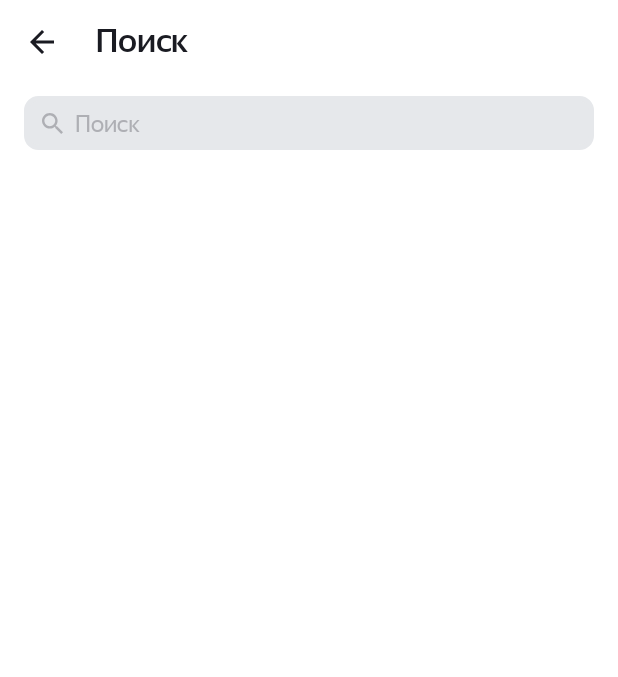
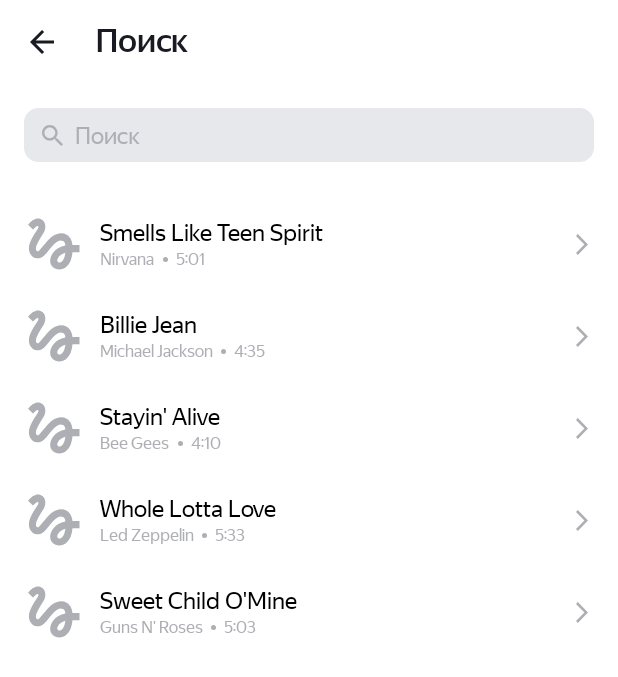
Before and after one commit to VladaKuzmich/PlaylistMaker, an Android app: the SearchActivity screen opened directly, with no data from a screen before it, on a phone screen of 412 x 824 dp. Shown: the top 677 px of the screen. Run offline under Robolectric (Android 15) with nearby library versions, the phone set to English and light mode, and no system bars.

Commit message:
[PLM:10_1] - sprint 10

```diff
--- a/app/build.gradle.kts
+++ b/app/build.gradle.kts
@@ -45,4 +45,7 @@ dependencies {
     testImplementation(libs.junit)
     androidTestImplementation(libs.androidx.junit)
     androidTestImplementation(libs.androidx.espresso.core)
+    implementation("com.google.android.material:material:1.6.1")
+    implementation("com.github.bumptech.glide:glide:4.14.2")
+    annotationProcessor("com.github.bumptech.glide:compiler:4.14.2")
 }
--- a/app/src/main/AndroidManifest.xml
+++ b/app/src/main/AndroidManifest.xml
@@ -1,6 +1,8 @@
 <?xml version="1.0" encoding="utf-8"?>
 <manifest xmlns:android="http://schemas.android.com/apk/res/android"
     xmlns:tools="http://schemas.android.com/tools">
+
+    <uses-permission android:name="android.permission.INTERNET"/>
 
     <application
         android:allowBackup="true"
--- a/app/src/main/java/com/v_kuzmich/playlistmaker/SearchActivity.kt
+++ b/app/src/main/java/com/v_kuzmich/playlistmaker/SearchActivity.kt
@@ -10,6 +10,9 @@ import android.widget.EditText
 import android.widget.ImageButton
 import android.widget.ImageView
 import androidx.appcompat.app.AppCompatActivity
+import androidx.recyclerview.widget.RecyclerView
+import com.v_kuzmich.playlistmaker.dal.adapter.TrackAdapter
+import com.v_kuzmich.playlistmaker.dal.model.Track
 
 class SearchActivity : AppCompatActivity() {
 
@@ -51,6 +54,8 @@ class SearchActivity : AppCompatActivity() {
             }
         }
         searchEditText.addTextChangedListener(textWatcher)
+
+        fillTrackList()
     }
 
     override fun onSaveInstanceState(outState: Bundle) {
@@ -63,6 +68,21 @@ class SearchActivity : AppCompatActivity() {
         searchText = savedInstanceState.getString(SEARCH_TEXT, SEARCH_TEXT_DEFAULT)
 
         searchEditText.setText(searchText)
+    }
+
+    private fun fillTrackList() {
+        val trackAdapter = TrackAdapter(
+            listOf(
+                Track(getString(R.string.track_name_1), getString(R.string.artist_name_1), getString(R.string.track_time_1), getString(R.string.track_artwork_1)),
+                Track(getString(R.string.track_name_2), getString(R.string.artist_name_2), getString(R.string.track_time_2), getString(R.string.track_artwork_2)),
+                Track(getString(R.string.track_name_3), getString(R.string.artist_name_3), getString(R.string.track_time_3), getString(R.string.track_artwork_3)),
+                Track(getString(R.string.track_name_4), getString(R.string.artist_name_4), getString(R.string.track_time_4), getString(R.string.track_artwork_4)),
+                Track(getString(R.string.track_name_5), getString(R.string.artist_name_5), getString(R.string.track_time_5), getString(R.string.track_artwork_5)),
+            )
+        )
+
+        val trackList = findViewById<RecyclerView>(R.id.track_list)
+        trackList.adapter = trackAdapter
     }
 
     private fun clearButtonVisibility(s: CharSequence?): Int {
--- /dev/null
+++ b/app/src/main/java/com/v_kuzmich/playlistmaker/dal/adapter/TrackAdapter.kt
@@ -0,0 +1,22 @@
+package com.v_kuzmich.playlistmaker.dal.adapter
+
+import android.view.ViewGroup
+import androidx.recyclerview.widget.RecyclerView
+import com.v_kuzmich.playlistmaker.dal.model.Track
+
+class TrackAdapter  (
+    private val data: List<Track>
+) : RecyclerView.Adapter<TrackViewHolder> () {
+
+    override fun onCreateViewHolder(parent: ViewGroup, viewType: Int): TrackViewHolder {
+        return TrackViewHolder(parent)
+    }
+
+    override fun onBindViewHolder(holder: TrackViewHolder, position: Int) {
+        holder.bind(data[position])
+    }
+
+    override fun getItemCount(): Int {
+        return data.size
+    }
+}
--- /dev/null
+++ b/app/src/main/java/com/v_kuzmich/playlistmaker/dal/adapter/TrackViewHolder.kt
@@ -0,0 +1,44 @@
+package com.v_kuzmich.playlistmaker.dal.adapter
+
+import android.content.Context
+import android.util.TypedValue
+import android.view.LayoutInflater
+import android.view.View
+import android.view.ViewGroup
+import android.widget.ImageView
+import android.widget.TextView
+import androidx.recyclerview.widget.RecyclerView
+import com.bumptech.glide.Glide
+import com.bumptech.glide.load.resource.bitmap.RoundedCorners
+import com.v_kuzmich.playlistmaker.R
+import com.v_kuzmich.playlistmaker.dal.model.Track
+
+class TrackViewHolder (
+    parent: ViewGroup,
+    itemView: View = LayoutInflater.from(parent.context).inflate(R.layout.track_search_list_item, parent, false)
+) : RecyclerView.ViewHolder(itemView) {
+
+    private val trackName: TextView = itemView.findViewById(R.id.trackName)
+    private val artistName: TextView = itemView.findViewById(R.id.artistName)
+    private val trackTime: TextView = itemView.findViewById(R.id.trackTime)
+    private val artwork: ImageView = itemView.findViewById(R.id.artwork)
+
+    fun bind(item: Track) {
+        trackName.text = item.trackName
+        artistName.text = item.artistName
+        trackTime.text = item.trackTime
+        Glide.with(itemView)
+            .load(item.artworkUrl100)
+            .placeholder(R.drawable.placeholder)
+            .centerCrop()
+            .transform(RoundedCorners(dpToPx(2f, itemView.context)))
+            .into(artwork)
+    }
+
+    private fun dpToPx(dp: Float, context: Context): Int {
+        return TypedValue.applyDimension(
+            TypedValue.COMPLEX_UNIT_DIP,
+            dp,
+            context.resources.displayMetrics).toInt()
+    }
+}
--- /dev/null
+++ b/app/src/main/java/com/v_kuzmich/playlistmaker/dal/model/Track.kt
@@ -0,0 +1,8 @@
+package com.v_kuzmich.playlistmaker.dal.model
+
+data class Track(
+    val trackName: String,      // Название композиции
+    val artistName: String,     // Имя исполнителя
+    val trackTime: String,      // Продолжительность трека
+    val artworkUrl100: String   // Ссылка на изображение обложки
+)
--- /dev/null
+++ b/app/src/main/res/drawable/ellipse_separator.xml
@@ -0,0 +1,9 @@
+<vector xmlns:android="http://schemas.android.com/apk/res/android"
+    android:width="3dp"
+    android:height="3dp"
+    android:viewportWidth="3"
+    android:viewportHeight="3">
+  <path
+      android:pathData="M1.5,1.5m-1.5,0a1.5,1.5 0,1 1,3 0a1.5,1.5 0,1 1,-3 0"
+      android:fillColor="#AEAFB4"/>
+</vector>
--- /dev/null
+++ b/app/src/main/res/drawable/placeholder.xml
@@ -0,0 +1,13 @@
+<vector xmlns:android="http://schemas.android.com/apk/res/android"
+    android:width="45dp"
+    android:height="45dp"
+    android:viewportWidth="45"
+    android:viewportHeight="45">
+  <group>
+    <clip-path
+        android:pathData="M0,0h45v45h-45z"/>
+    <path
+        android:pathData="M8.606,12.919C9.919,11.587 11.231,10.387 11.813,10.631C12.75,11.006 11.813,12.563 11.25,13.481C10.781,14.269 5.888,20.775 5.888,25.313C5.888,27.712 6.788,29.7 8.4,30.9C9.806,31.95 11.663,32.269 13.35,31.763C15.356,31.181 17.006,29.138 19.087,26.569C21.356,23.775 24.394,20.119 26.737,20.119C29.794,20.119 29.831,22.013 30.038,23.475C22.95,24.675 19.95,30.356 19.95,33.544C19.95,36.731 22.65,39.338 25.969,39.338C29.025,39.338 34.013,36.844 34.763,27.9H39.375V23.212H34.744C34.463,20.119 32.7,15.337 27.188,15.337C22.969,15.337 19.35,18.919 17.925,20.663C16.837,22.031 14.063,25.313 13.631,25.763C13.163,26.325 12.356,27.337 11.55,27.337C10.706,27.337 10.2,25.781 10.875,23.737C11.531,21.694 13.5,18.375 14.344,17.138C15.806,15 16.781,13.538 16.781,10.988C16.781,6.919 13.706,5.625 12.075,5.625C9.6,5.625 7.444,7.5 6.975,7.969C6.3,8.644 5.738,9.206 5.325,9.712L8.606,12.919ZM26.025,34.781C25.444,34.781 24.638,34.294 24.638,33.431C24.638,32.306 26.006,29.306 30.019,28.256C29.456,33.3 27.337,34.781 26.025,34.781Z"
+        android:fillColor="#AEAFB4"/>
+  </group>
+</vector>
--- a/app/src/main/res/layout/activity_search.xml
+++ b/app/src/main/res/layout/activity_search.xml
@@ -11,14 +11,14 @@
     <LinearLayout
         android:layout_width="match_parent"
         android:layout_height="56dp"
-        android:orientation="horizontal">
+        android:orientation="horizontal"
+        android:layout_marginVertical="4dp"
+        android:layout_marginStart="4dp" >
 
         <ImageButton
             android:id="@+id/back_button"
             android:layout_width="48dp"
             android:layout_height="48dp"
-            android:layout_marginVertical="4dp"
-            android:layout_marginStart="4dp"
             android:src="@drawable/back_icon"
             android:backgroundTint="@android:color/transparent"
             app:tint="?attr/colorOnPrimary"
@@ -29,7 +29,6 @@
             android:layout_width="0dp"
             android:layout_height="48dp"
             android:layout_weight="1"
-            android:layout_marginVertical="4dp"
             android:textColor="?attr/colorOnPrimary"
             android:text="@string/search_activity_header" />
 
@@ -78,5 +77,14 @@
 
     </FrameLayout >
 
+    <androidx.recyclerview.widget.RecyclerView
+        android:id="@+id/track_list"
+        android:layout_width="match_parent"
+        android:layout_height="wrap_content"
+        android:layout_marginTop="16dp"
+        app:layoutManager="androidx.recyclerview.widget.LinearLayoutManager"
+        android:orientation="vertical"
+        tools:listitem="@layout/track_search_list_item"
+        tools:itemCount="10"/>
 
 </LinearLayout>
--- a/app/src/main/res/layout/activity_settings.xml
+++ b/app/src/main/res/layout/activity_settings.xml
@@ -64,7 +64,7 @@
         android:id="@+id/user_agreement"
         style="@style/SettingsMenuItem"
         android:paddingEnd="20dp"
-        app:drawableEndCompat="@drawable/user_agreement_button_icon"
+        app:drawableEndCompat="@drawable/arrow_icon"
         android:text="@string/user_agreement_menu_item" />
 
 </LinearLayout>
--- /dev/null
+++ b/app/src/main/res/layout/track_search_list_item.xml
@@ -0,0 +1,79 @@
+<?xml version="1.0" encoding="utf-8"?>
+<LinearLayout android:id="@+id/rootLayout"
+    xmlns:android="http://schemas.android.com/apk/res/android"
+    xmlns:tools="http://schemas.android.com/tools"
+    android:layout_width="match_parent"
+    android:layout_height="61dp"
+    android:orientation="horizontal"
+    android:paddingStart="13dp"
+    android:paddingEnd="12dp"
+    android:paddingVertical="8dp"
+    xmlns:app="http://schemas.android.com/apk/res-auto">
+
+    <ImageView
+        android:id="@+id/artwork"
+        android:layout_width="45dp"
+        android:layout_height="45dp"
+        android:src="@drawable/placeholder"
+        tools:ignore="ContentDescription" />
+
+    <LinearLayout
+        android:layout_width="0dp"
+        android:layout_weight="1"
+        android:layout_height="wrap_content"
+        android:layout_gravity="center_vertical"
+        android:layout_marginStart="8dp"
+        android:orientation="vertical">
+
+        <TextView
+            style="@style/SearchItemHeader"
+            android:id="@+id/trackName"
+            android:layout_width="wrap_content"
+            android:layout_height="wrap_content"
+            android:maxLines="1"
+            android:ellipsize="end"
+            tools:text="@string/tools_text_track_name" />
+
+        <LinearLayout
+            android:layout_width="wrap_content"
+            android:layout_height="wrap_content"
+            android:layout_marginTop="1dp"
+            android:gravity="center_vertical"
+            android:orientation="horizontal">
+
+            <TextView
+                style="@style/SearchItemSubHeader"
+                android:id="@+id/artistName"
+                android:layout_height="wrap_content"
+                android:layout_width="0dp"
+                android:layout_weight="1"
+                android:layout_marginEnd="5dp"
+                android:maxLines="1"
+                android:ellipsize="end"
+                tools:text="@string/tools_text_track_artist" />
+
+            <TextView
+                style="@style/SearchItemSubHeader"
+                android:id="@+id/trackTime"
+                android:layout_height="wrap_content"
+                android:layout_width="wrap_content"
+                android:drawablePadding="5dp"
+                app:drawableStartCompat="@drawable/ellipse_separator"
+                tools:text="@string/tools_text_track_time"/>
+
+        </LinearLayout>
+
+    </LinearLayout>
+
+
+    <ImageView
+        style="@style/SearchItemSubHeader"
+        android:layout_height="24dp"
+        android:layout_width="24dp"
+        android:scaleType="center"
+        android:layout_gravity="center_vertical"
+        android:layout_marginStart="8dp"
+        android:src="@drawable/arrow_icon"
+        tools:ignore="ContentDescription" />
+
+</LinearLayout>
--- a/app/src/main/res/values-night/themes.xml
+++ b/app/src/main/res/values-night/themes.xml
@@ -10,11 +10,22 @@
         <item name="android:windowBackground">@color/blackish_blue</item>
     </style>
 
-    <style name="SearchEditText">
+    <style name="SearchEditText" parent="@style/RegularTextFont">
         <item name="android:backgroundTint">@color/white</item>
         <item name="android:textColor">@color/blackish_blue</item>
         <item name="android:textColorHint">@color/blackish_blue</item>
         <item name="android:drawableTint">@color/blackish_blue</item>
         <item name="android:tint">@color/blackish_blue</item>
     </style>
+
+    <style name="SearchItemHeader" parent="@style/RegularTextFont">
+        <item name="android:textColor">@color/white</item>
+    </style>
+
+    <style name="SearchItemSubHeader" parent="@style/RegularTextFont">
+        <item name="android:textColor">@color/white</item>
+        <item name="android:tint">@color/white</item>
+        <item name="drawableTint">@color/white</item>
+        <item name="android:textSize">11sp</item>
+    </style>
 </resources>
--- a/app/src/main/res/values/colors.xml
+++ b/app/src/main/res/values/colors.xml
@@ -6,4 +6,6 @@
     <color name="gray">#AEAFB4</color>
     <color name="light_gray">#E6E8EB</color>
 
+    <color name="black">#000000</color>
+
 </resources>
--- a/app/src/main/res/values/strings.xml
+++ b/app/src/main/res/values/strings.xml
@@ -21,4 +21,27 @@
     <string name="email_address">vlada.gkuz@yandex.by</string>
     <string name="offer_link">https://yandex.ru/legal/practicum_offer/</string>
     <string name="course_link">https://practicum.yandex.com/android-developer</string>
+    <string name="track_name_1">Smells Like Teen Spirit</string>
+    <string name="track_name_2">Billie Jean</string>
+    <string name="track_name_3">Stayin\' Alive</string>
+    <string name="track_name_4">Whole Lotta Love</string>
+    <string name="track_name_5">Sweet Child O\'Mine</string>
+    <string name="artist_name_1">Nirvana</string>
+    <string name="artist_name_2">Michael Jackson</string>
+    <string name="artist_name_3">Bee Gees</string>
+    <string name="artist_name_4">Led Zeppelin</string>
+    <string name="artist_name_5">Guns N\' Roses</string>
+    <string name="track_time_1">5:01</string>
+    <string name="track_time_2">4:35</string>
+    <string name="track_time_3">4:10</string>
+    <string name="track_time_4">5:33</string>
+    <string name="track_time_5">5:03</string>
+    <string name="track_artwork_1">https://is5-ssl.mzstatic.com/image/thumb/Music115/v4/7b/58/c2/7b58c21a-2b51-2bb2-e59a-9bb9b96ad8c3/00602567924166.rgb.jpg/100x100bb.jpg</string>
+    <string name="track_artwork_2">https://is5-ssl.mzstatic.com/image/thumb/Music125/v4/3d/9d/38/3d9d3811-71f0-3a0e-1ada-3004e56ff852/827969428726.jpg/100x100bb.jpg</string>
+    <string name="track_artwork_3">https://is4-ssl.mzstatic.com/image/thumb/Music115/v4/1f/80/1f/1f801fc1-8c0f-ea3e-d3e5-387c6619619e/16UMGIM86640.rgb.jpg/100x100bb.jpg</string>
+    <string name="track_artwork_4">https://is2-ssl.mzstatic.com/image/thumb/Music62/v4/7e/17/e3/7e17e33f-2efa-2a36-e916-7f808576cf6b/mzm.fyigqcbs.jpg/100x100bb.jpg</string>
+    <string name="track_artwork_5">https://is5-ssl.mzstatic.com/image/thumb/Music125/v4/a0/4d/c4/a04dc484-03cc-02aa-fa82-5334fcb4bc16/18UMGIM24878.rgb.jpg/100x100bb.jpg</string>
+    <string name="tools_text_track_name">Название трека</string>
+    <string name="tools_text_track_artist">Исполнитель</string>
+    <string name="tools_text_track_time">5:31</string>
 </resources>
--- a/app/src/main/res/values/styles.xml
+++ b/app/src/main/res/values/styles.xml
@@ -41,4 +41,10 @@
         <item name="android:fontFamily">@font/ys_display_medium</item>
         <item name="android:textFontWeight">500</item>
     </style>
+
+    <style name="RegularTextFont">
+        <item name="android:fontFamily">@font/ys_display_regular</item>
+        <item name="android:textSize">16sp</item>
+        <item name="android:textFontWeight">400</item>
+    </style>
 </resources>
--- a/app/src/main/res/values/themes.xml
+++ b/app/src/main/res/values/themes.xml
@@ -10,7 +10,7 @@
         <item name="android:windowBackground">@color/white</item>
     </style>
 
-    <style name="SearchEditText">
+    <style name="SearchEditText" parent="@style/RegularTextFont">
         <item name="android:backgroundTint">@color/light_gray</item>
         <item name="android:textColor">@color/blackish_blue</item>
         <item name="android:textColorHint">@color/gray</item>
@@ -18,5 +18,16 @@
         <item name="android:tint">@color/gray</item>
     </style>
 
+    <style name="SearchItemHeader" parent="@style/RegularTextFont">
+        <item name="android:textColor">@color/black</item>
+    </style>
+
+    <style name="SearchItemSubHeader" parent="@style/RegularTextFont">
+        <item name="android:textColor">@color/gray</item>
+        <item name="android:tint">@color/gray</item>
+        <item name="drawableTint">@color/gray</item>
+        <item name="android:textSize">11sp</item>
+    </style>
+
     <style name="Theme.PlaylistMaker" parent="Base.Theme.PlaylistMaker" />
 </resources>
```
Also changed, not shown: app/src/main/res/drawable/arrow_icon.xml (renamed from app/src/main/res/drawable/user_agreement_button_icon.xml).
